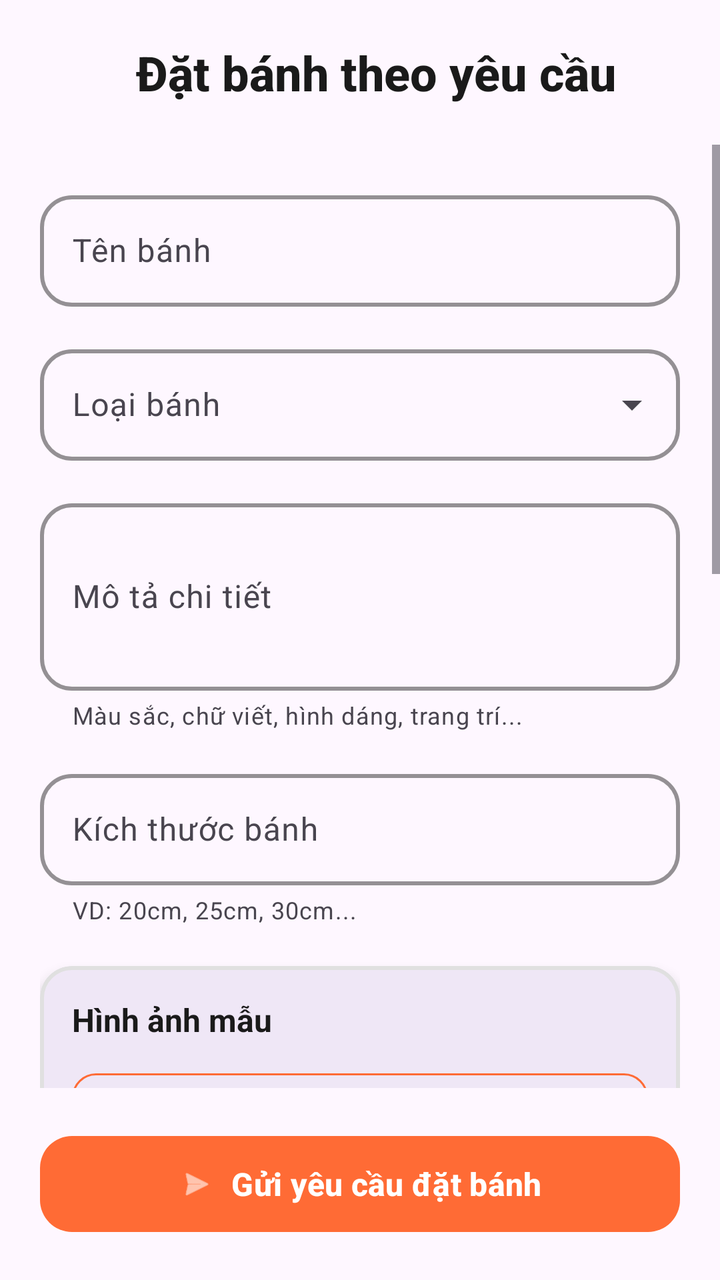
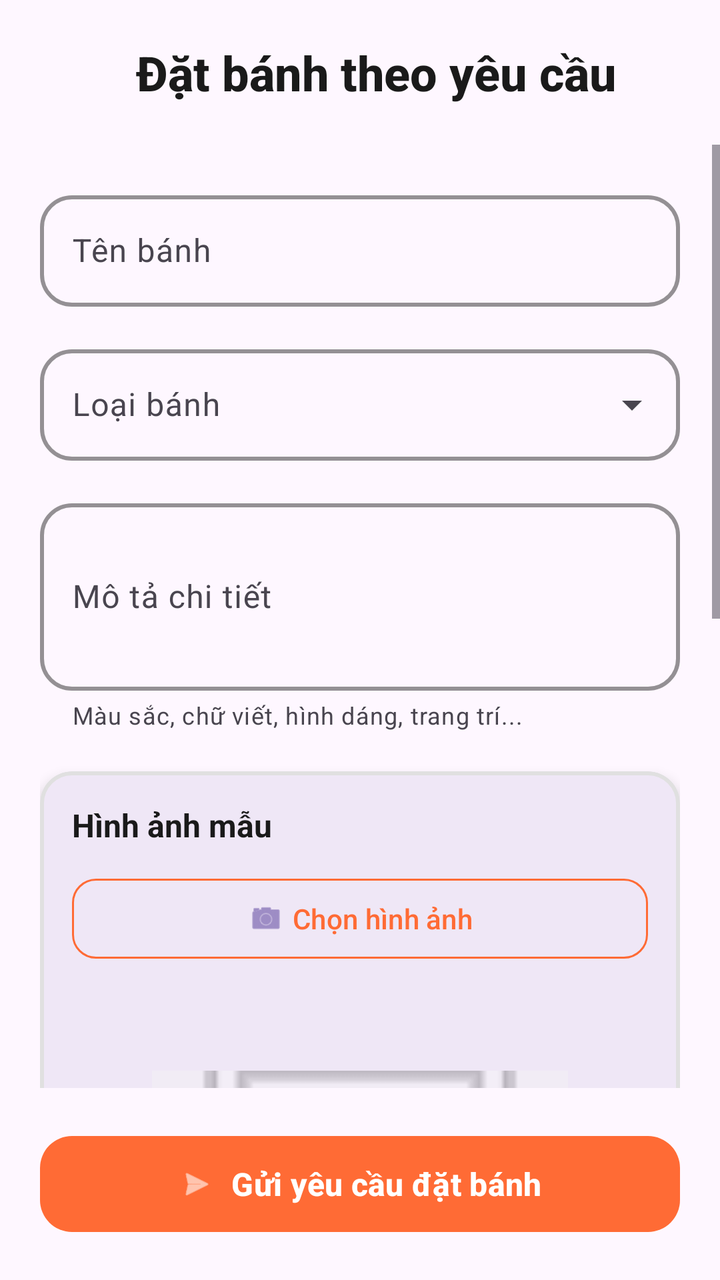

Screens rendered from an Android XML layout before and after an edit, with the pre-edit source and the edit as a unified diff.
<!-- AndroidManifest.xml: application theme Theme.MyApplication -->
<!-- res/layout/fragment_orders.xml -->
<?xml version="1.0" encoding="utf-8"?>
<LinearLayout xmlns:android="http://schemas.android.com/apk/res/android"
    xmlns:app="http://schemas.android.com/apk/res-auto"
    xmlns:tools="http://schemas.android.com/tools"
    android:layout_width="match_parent"
    android:layout_height="match_parent"
    android:orientation="vertical"
    tools:context=".OrdersFragment">

    
    <LinearLayout
        android:layout_width="match_parent"
        android:layout_height="wrap_content"
        android:padding="20dp"
        android:gravity="center_vertical"
        android:orientation="horizontal">

        <TextView
            android:layout_width="0dp"
            android:layout_height="wrap_content"
            android:layout_weight="1"
            android:layout_marginStart="16dp"
            android:textAlignment="center"
            android:text="Đặt bánh theo yêu cầu"
            android:textSize="24sp"
            android:textStyle="bold"
            android:textColor="#1A1A1A"
            android:fontFamily="sans-serif-medium" />
    </LinearLayout>

    
    <ScrollView
        android:layout_width="match_parent"
        android:layout_height="0dp"
        android:layout_weight="1"
        android:fillViewport="true">

        <LinearLayout
            android:layout_width="match_parent"
            android:layout_height="wrap_content"
            android:orientation="vertical"
            android:padding="20dp">

            
            <com.google.android.material.textfield.TextInputLayout
                android:layout_width="match_parent"
                android:layout_height="wrap_content"
                android:hint="Tên bánh"
                app:boxCornerRadiusTopStart="16dp"
                app:boxCornerRadiusTopEnd="16dp"
                app:boxCornerRadiusBottomStart="16dp"
                app:boxCornerRadiusBottomEnd="16dp"
                app:boxStrokeWidth="2dp"
                app:hintTextColor="#D56642"
                app:boxStrokeColor="#03A9F4">

                <com.google.android.material.textfield.TextInputEditText
                    android:id="@+id/et_ten_banh"
                    android:layout_width="match_parent"
                    android:layout_height="wrap_content"
                    android:textSize="16sp" />
            </com.google.android.material.textfield.TextInputLayout>

            
            <com.google.android.material.textfield.TextInputLayout
                style="@style/Widget.Material3.TextInputLayout.OutlinedBox.ExposedDropdownMenu"
                android:layout_width="match_parent"
                android:layout_height="wrap_content"
                android:layout_marginTop="16dp"
                android:hint="Loại bánh"
                app:boxCornerRadiusTopStart="16dp"
                app:boxCornerRadiusTopEnd="16dp"
                app:boxCornerRadiusBottomStart="16dp"
                app:boxCornerRadiusBottomEnd="16dp"
                app:boxStrokeWidth="2dp"
                app:hintTextColor="#FF6B35"
                app:boxStrokeColor="#FF6B35">

                <com.google.android.material.textfield.MaterialAutoCompleteTextView
                    android:id="@+id/spinner_loai_banh"
                    android:layout_width="match_parent"
                    android:layout_height="wrap_content"
                    android:inputType="none"
                    android:textSize="16sp" />
            </com.google.android.material.textfield.TextInputLayout>

            
            <com.google.android.material.textfield.TextInputLayout
                android:layout_width="match_parent"
                android:layout_height="wrap_content"
                android:layout_marginTop="16dp"
                android:hint="Mô tả chi tiết"
                app:helperText="Màu sắc, chữ viết, hình dáng, trang trí..."
                app:boxCornerRadiusTopStart="16dp"
                app:boxCornerRadiusTopEnd="16dp"
                app:boxCornerRadiusBottomStart="16dp"
                app:boxCornerRadiusBottomEnd="16dp"
                app:boxStrokeWidth="2dp"
                app:hintTextColor="#FF6B35"
                app:boxStrokeColor="#FF6B35">

                <com.google.android.material.textfield.TextInputEditText
                    android:id="@+id/et_mo_ta"
                    android:layout_width="match_parent"
                    android:layout_height="wrap_content"
                    android:minLines="3"
                    android:maxLines="5"
                    android:inputType="textMultiLine"
                    android:textSize="16sp" />
            </com.google.android.material.textfield.TextInputLayout>

            
            <com.google.android.material.textfield.TextInputLayout
                android:layout_width="match_parent"
                android:layout_height="wrap_content"
                android:layout_marginTop="16dp"
                android:hint="Kích thước bánh"
                app:helperText="VD: 20cm, 25cm, 30cm..."
                app:boxCornerRadiusTopStart="16dp"
                app:boxCornerRadiusTopEnd="16dp"
                app:boxCornerRadiusBottomStart="16dp"
                app:boxCornerRadiusBottomEnd="16dp"
                app:boxStrokeWidth="2dp"
                app:hintTextColor="#FF6B35"
                app:boxStrokeColor="#FF6B35">

                <com.google.android.material.textfield.TextInputEditText
                    android:id="@+id/et_kich_co"
                    android:layout_width="match_parent"
                    android:layout_height="wrap_content"
                    android:textSize="16sp" />
            </com.google.android.material.textfield.TextInputLayout>

            
            <com.google.android.material.card.MaterialCardView
                android:layout_width="match_parent"
                android:layout_height="wrap_content"
                android:layout_marginTop="20dp"
                app:cardCornerRadius="16dp"
                app:cardElevation="4dp"
                app:strokeWidth="2dp"
                app:strokeColor="#E0E0E0">

                <LinearLayout
                    android:layout_width="match_parent"
                    android:layout_height="wrap_content"
                    android:orientation="vertical"
                    android:padding="16dp">

                    <TextView
                        android:layout_width="wrap_content"
                        android:layout_height="wrap_content"
                        android:text="Hình ảnh mẫu"
                        android:textSize="16sp"
                        android:textStyle="bold"
                        android:textColor="#1A1A1A"
                        android:layout_marginBottom="12dp" />

                    <com.google.android.material.button.MaterialButton
                        android:id="@+id/btn_chon_anh"
                        style="@style/Widget.Material3.Button.OutlinedButton"
                        android:layout_width="match_parent"
                        android:layout_height="wrap_content"
                        android:text="Chọn hình ảnh"
                        app:icon="@android:drawable/ic_menu_camera"
                        app:iconGravity="textStart"
                        app:strokeColor="#FF6B35"
                        android:textColor="#FF6B35"
                        app:cornerRadius="12dp" />

                    <com.google.android.material.imageview.ShapeableImageView
                        android:id="@+id/img_anh_mau"
                        android:layout_width="match_parent"
                        android:layout_height="200dp"
                        android:layout_marginTop="12dp"
                        android:scaleType="centerCrop"
                        android:background="#F5F5F5"
                        android:contentDescription="Hình ảnh mẫu"
                        android:src="@android:drawable/ic_menu_gallery"
                        android:padding="40dp"
                        android:alpha="0.4"/>
                </LinearLayout>
            </com.google.android.material.card.MaterialCardView>

            
            <com.google.android.material.textfield.TextInputLayout
                android:layout_width="match_parent"
                android:layout_height="wrap_content"
                android:layout_marginTop="20dp"
                android:hint="Ngày giao hàng"
                app:helperText="Chọn ngày cần nhận bánh"
                app:boxCornerRadiusTopStart="16dp"
                app:boxCornerRadiusTopEnd="16dp"
                app:boxCornerRadiusBottomStart="16dp"
                app:boxCornerRadiusBottomEnd="16dp"
                app:boxStrokeWidth="2dp"
                app:hintTextColor="#FF6B35"
                app:boxStrokeColor="#FF6B35"
                app:endIconMode="custom"
                app:endIconDrawable="@android:drawable/ic_menu_my_calendar">

                <com.google.android.material.textfield.TextInputEditText
                    android:id="@+id/et_ngay_giao"
                    android:layout_width="match_parent"
                    android:layout_height="wrap_content"
                    android:focusable="false"
                    android:textSize="16sp" />
            </com.google.android.material.textfield.TextInputLayout>

            
            <com.google.android.material.textfield.TextInputLayout
                android:layout_width="match_parent"
                android:layout_height="wrap_content"
                android:layout_marginTop="16dp"
                android:hint="Tên người nhận"
                app:boxCornerRadiusTopStart="16dp"
                app:boxCornerRadiusTopEnd="16dp"
                app:boxCornerRadiusBottomStart="16dp"
                app:boxCornerRadiusBottomEnd="16dp"
                app:boxStrokeWidth="2dp"
                app:hintTextColor="#FF6B35"
                app:boxStrokeColor="#FF6B35">

                <com.google.android.material.textfield.TextInputEditText
                    android:id="@+id/et_nguoi_nhan"
                    android:layout_width="match_parent"
                    android:layout_height="wrap_content"
                    android:textSize="16sp" />
            </com.google.android.material.textfield.TextInputLayout>

            
            <com.google.android.material.textfield.TextInputLayout
                android:layout_width="match_parent"
                android:layout_height="wrap_content"
                android:layout_marginTop="16dp"
                android:hint="Số điện thoại"
                app:boxCornerRadiusTopStart="16dp"
                app:boxCornerRadiusTopEnd="16dp"
                app:boxCornerRadiusBottomStart="16dp"
                app:boxCornerRadiusBottomEnd="16dp"
                app:boxStrokeWidth="2dp"
                app:hintTextColor="#FF6B35"
                app:boxStrokeColor="#FF6B35"
                app:prefixText="+84 ">

                <com.google.android.material.textfield.TextInputEditText
                    android:id="@+id/et_sdt"
                    android:layout_width="match_parent"
                    android:layout_height="wrap_content"
                    android:inputType="phone"
                    android:textSize="16sp" />
            </com.google.android.material.textfield.TextInputLayout>

            
            <View
                android:layout_width="match_parent"
                android:layout_height="24dp" />

        </LinearLayout>
    </ScrollView>

    
    <LinearLayout
        android:layout_width="match_parent"
        android:layout_height="wrap_content"
        android:padding="20dp"
        android:orientation="horizontal">

        <com.google.android.material.button.MaterialButton
            android:id="@+id/btn_dat_banh"
            android:layout_width="match_parent"
            android:layout_height="56dp"
            android:text="Gửi yêu cầu đặt bánh"
            android:textSize="16sp"
            android:textStyle="bold"
            app:backgroundTint="#FF6B35"
            app:cornerRadius="16dp"
            android:textColor="@android:color/white"
            app:icon="@android:drawable/ic_menu_send"
            app:iconGravity="textStart" />
    </LinearLayout>

</LinearLayout>
<!-- resources referenced by this layout -->
<resources>
  <style name="Theme.MyApplication" parent="Base.Theme.MyApplication" />
  <style name="Base.Theme.MyApplication" parent="Theme.Material3.DayNight.NoActionBar">
          
          
      </style>
</resources>

<!-- the commit's change to res/layout/fragment_orders.xml (unified diff, before → after) -->
@@ -106,28 +106,6 @@
                     android:minLines="3"
                     android:maxLines="5"
                     android:inputType="textMultiLine"
-                    android:textSize="16sp" />
-            </com.google.android.material.textfield.TextInputLayout>
-
-            
-            <com.google.android.material.textfield.TextInputLayout
-                android:layout_width="match_parent"
-                android:layout_height="wrap_content"
-                android:layout_marginTop="16dp"
-                android:hint="Kích thước bánh"
-                app:helperText="VD: 20cm, 25cm, 30cm..."
-                app:boxCornerRadiusTopStart="16dp"
-                app:boxCornerRadiusTopEnd="16dp"
-                app:boxCornerRadiusBottomStart="16dp"
-                app:boxCornerRadiusBottomEnd="16dp"
-                app:boxStrokeWidth="2dp"
-                app:hintTextColor="#FF6B35"
-                app:boxStrokeColor="#FF6B35">
-
-                <com.google.android.material.textfield.TextInputEditText
-                    android:id="@+id/et_kich_co"
-                    android:layout_width="match_parent"
-                    android:layout_height="wrap_content"
                     android:textSize="16sp" />
             </com.google.android.material.textfield.TextInputLayout>
 
